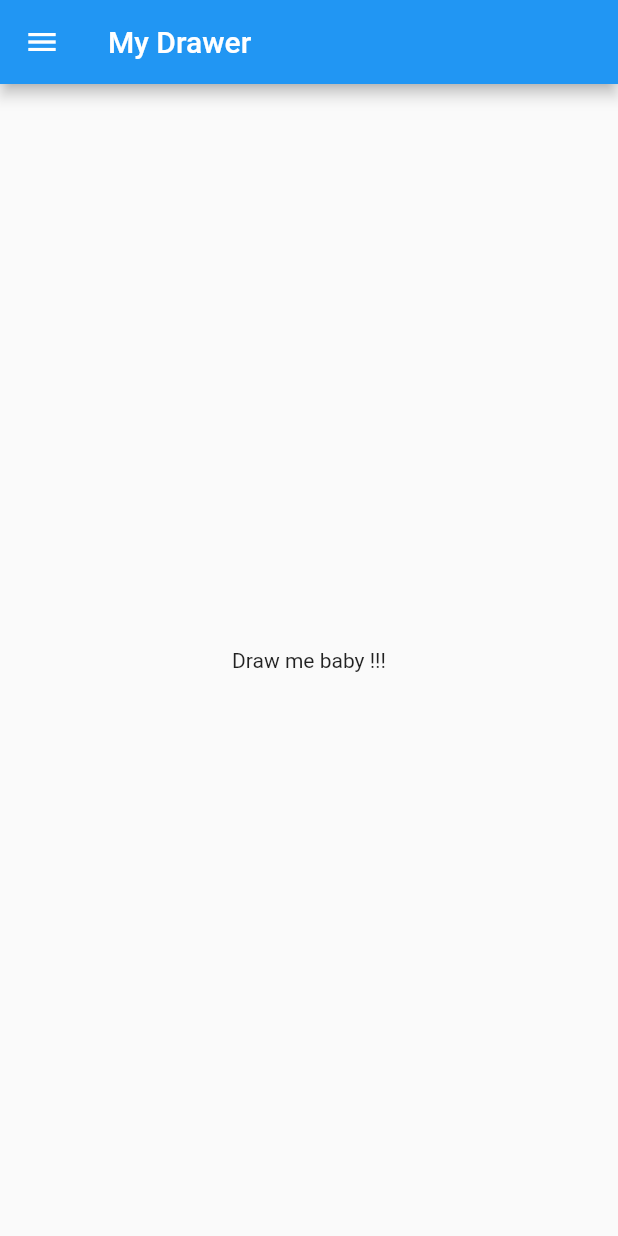
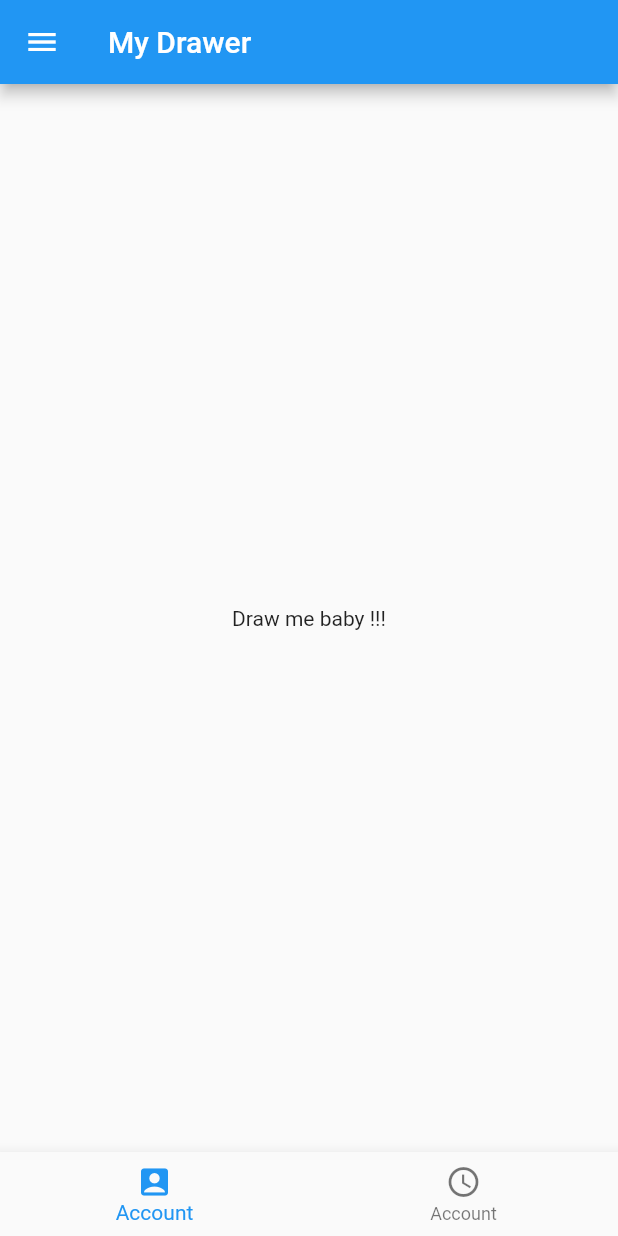
Before and after one commit to CowsWasTaken/flutter-test-project, a Flutter app: the screen it shows after launch, on a phone screen of 412 x 824 dp. Run offline on Flutter 3.47's test engine with Material 2 defaults, Android fonts, the phone set to English and light mode, and no system bars; our stand-ins replace random_string.

```diff
--- a/lib/main.dart
+++ b/lib/main.dart
@@ -1,3 +1,5 @@
+import 'dart:math';
+
 import 'package:flutter/material.dart';
 import 'package:url_launcher/url_launcher.dart';
 
@@ -9,8 +11,28 @@ class MyApp extends StatelessWidget {
 
   @override
   Widget build(BuildContext context) {
-    return MaterialApp(title: "Superhero App", home: createDrawerExample());
+    return MaterialApp(title: "Superhero App", home: DrawerExample());
     // MyExampleSnackbar());
+  }
+
+
+}
+
+class DrawerExample extends StatefulWidget {
+  const DrawerExample({super.key});
+
+  @override
+  State<StatefulWidget> createState() => _DrawerExampleState();
+
+}
+
+class _DrawerExampleState extends State<DrawerExample> with RestorationMixin{
+
+  final RestorableInt _currentIndex = RestorableInt(0);
+
+  @override
+  Widget build(BuildContext context) {
+    return createDrawerExample();
   }
 
   createDrawerExample() {
@@ -23,7 +45,26 @@ class MyApp extends StatelessWidget {
         ),
         drawer: Drawer(
           child: buildDrawerElements(),
-        ));
+        ),
+      bottomNavigationBar:
+      BottomNavigationBar(
+        items: const [
+          BottomNavigationBarItem(
+              icon: Icon(Icons.account_box), label: "Account"
+          ),
+          BottomNavigationBarItem(
+              icon: Icon(Icons.access_time), label: "Account"
+          ),
+        ],
+        currentIndex: _currentIndex.value,
+        onTap: (index) {
+          setState(() {
+            _currentIndex.value = index;
+            print(_currentIndex.value);
+          });
+        },
+      ),
+    );
   }
 
   void launchUrl(String url) async {
@@ -57,6 +98,14 @@ class MyApp extends StatelessWidget {
         ),
       ],
     );
+  }
+
+  @override
+  String? get restorationId => 'drawerexamplestate';
+
+  @override
+  void restoreState(RestorationBucket? oldBucket, bool initialRestore) {
+    registerForRestoration(_currentIndex, 'bottom_navigation_tab_index');
   }
 }
 
```
